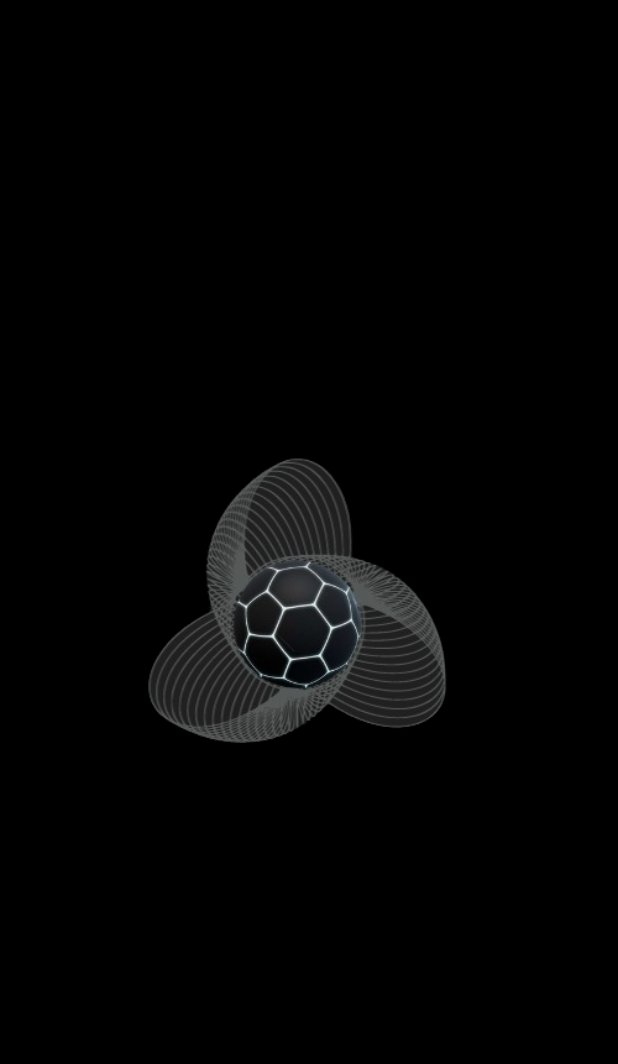
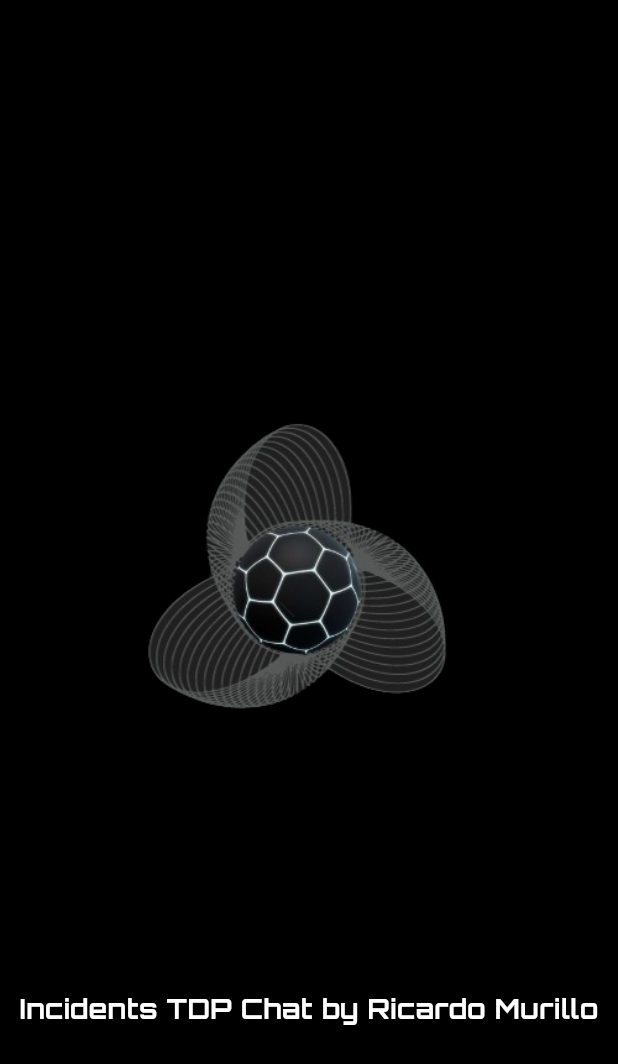
Before and after one commit to rickyller/Match_Incidents, a Flutter app: the first screen one second after launch, on a phone screen of 412 x 824 dp. Shown: the top 1064 px of the screen. Run offline on Flutter 3.47's test engine with Material 3 defaults, Android fonts, the phone set to English and light mode, and no system bars; drawn by our look-alikes of animated_text_kit; our stand-ins replace firebase_auth, firebase_core, flutter_chat_types, flutter_chat_ui, flutter_signin_button, google_sign_in; accounts and stored records are empty.

Commit message:
Incidents TDP Chat

```diff
--- a/lib/loading_screen.dart
+++ b/lib/loading_screen.dart
@@ -1,8 +1,8 @@
 import 'package:flutter/material.dart';
 import 'chat_page.dart'; // Asegúrate de importar tu ChatPage
-import 'login.dart';
 import 'login.dart'; // Asegúrate de importar tu LoginPage
 import 'package:firebase_auth/firebase_auth.dart';
+import 'package:animated_text_kit/animated_text_kit.dart';
 
 class LoadingScreen extends StatefulWidget {
   const LoadingScreen({Key? key}) : super(key: key);
@@ -53,7 +53,10 @@ class _LoadingScreenState extends State<LoadingScreen> with SingleTickerProvider
     return Scaffold(
       backgroundColor: Colors.black,
       body: Center(
-        child: FadeTransition(
+        child: Column(
+          mainAxisAlignment: MainAxisAlignment.center,
+          children: [
+            FadeTransition(
               opacity: _animation,
               child: Image.asset(
                 'assets/logo.png', // Asegúrate de colocar la imagen en la carpeta correcta y actualizar la ruta
@@ -61,6 +64,27 @@ class _LoadingScreenState extends State<LoadingScreen> with SingleTickerProvider
                 height: 500,
               ),
             ),
+            const SizedBox(height: 20),
+            AnimatedTextKit(
+              animatedTexts: [
+                TypewriterAnimatedText(
+                  'Incidents TDP Chat by Ricardo Murillo',
+                  textStyle: const TextStyle(
+                    fontFamily: 'Orbitron',
+                    fontSize: 18.0,
+                    color: Colors.white,
+                    fontWeight: FontWeight.bold,
+                  ),
+                  speed: const Duration(milliseconds: 50),
+                ),
+              ],
+              totalRepeatCount: 1,
+              pause: const Duration(milliseconds: 500),
+              displayFullTextOnTap: true,
+              stopPauseOnTap: true,
+            ),
+          ],
+        ),
       ),
     );
   }
--- a/lib/login.dart
+++ b/lib/login.dart
@@ -58,6 +58,12 @@ class _LoginPageState extends State<LoginPage> {
         child: Column(
           mainAxisAlignment: MainAxisAlignment.center,
           children: <Widget>[
+            Image.asset(
+              'assets/logo.png', // Asegúrate de colocar la imagen en la carpeta correcta y actualizar la ruta
+              width: 200, // Ajusta el tamaño según sea necesario
+              height: 200,
+            ),
+            const SizedBox(height: 20),
             GoogleSignInButton(
               clientId: '789241953207-52qt27bonm31kjsi0rdb0e50bfk1b3ch.apps.googleusercontent.com',
               onSignIn: _handleSignIn,
```
Also changed, not shown: pubspec.yaml (+8 -0 lines), fonts/Orbitron-Black.ttf (added), fonts/Orbitron-Bold.ttf (added), fonts/Orbitron-ExtraBold.ttf (added), fonts/Orbitron-Medium.ttf (added), fonts/Orbitron-Regular.ttf (added), fonts/Orbitron-SemiBold.ttf (added), pubspec.lock, 1 other file. Lines whose indentation alone changed are shown as unchanged.
